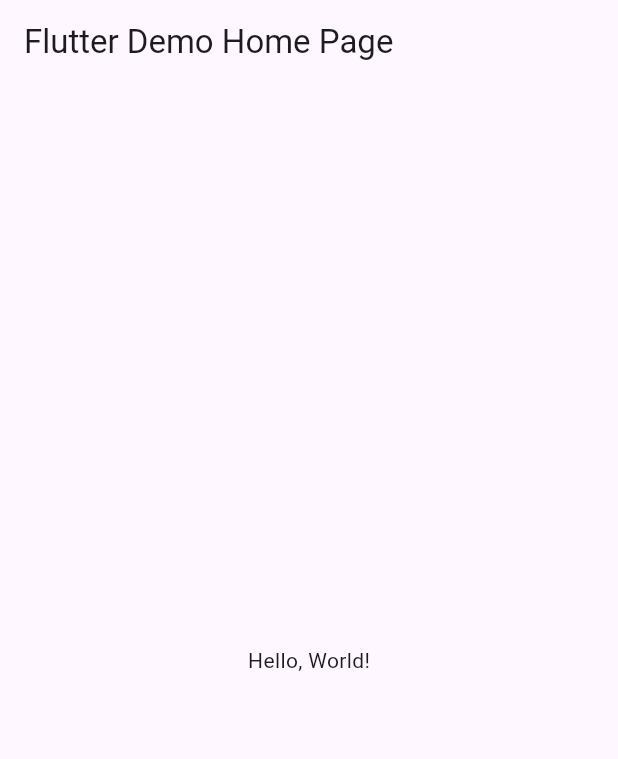
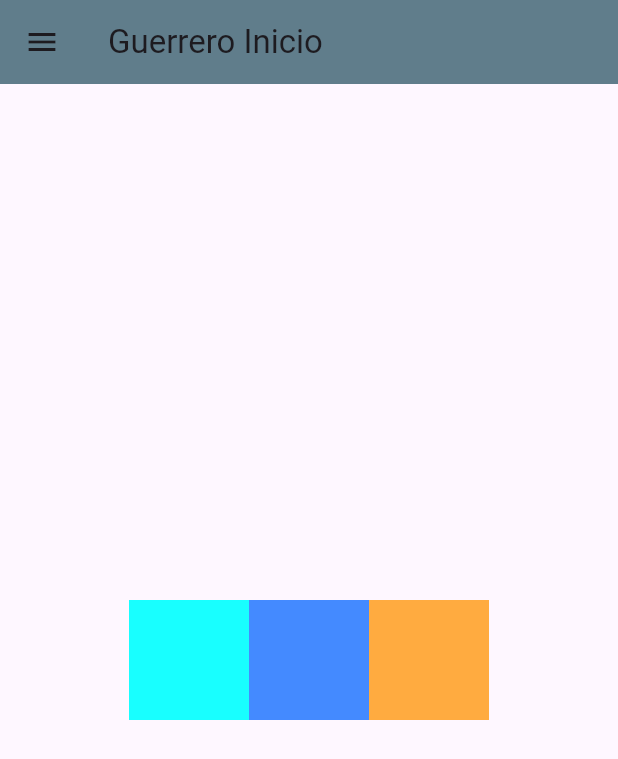
Before and after one commit to GuerreroA128/ull-A4-Drawer, a Flutter app: the screen it shows after launch, on a phone screen of 412 x 824 dp. Shown: the top 759 px of the screen. Run offline on Flutter 3.47's test engine with Material 3 defaults, Android fonts, the phone set to English and light mode, and no system bars.

Commit message:
Add files via upload

```diff
--- /dev/null
+++ b/lib/inicio.dart
@@ -0,0 +1,44 @@
+import 'package:guerrerodrawerv2/drawer_menu.dart';
+import 'package:flutter/material.dart';
+
+class Inicio extends StatelessWidget {
+  static const String routeName = '/inicio';
+
+  @override
+  Widget build(BuildContext context) {
+    return Scaffold(
+      appBar: AppBar(
+        title: Text("Guerrero Inicio"),
+        backgroundColor: Colors.blueGrey,
+      ),
+      drawer: DrawerMenu(),
+      body: Center(
+        child: Row(
+          mainAxisAlignment: MainAxisAlignment.center,
+          mainAxisSize: MainAxisSize.max,
+          crossAxisAlignment: CrossAxisAlignment.center,
+          children: <Widget>[
+            Container(
+              padding: const EdgeInsets.all(0.0),
+              color: Colors.cyanAccent,
+              width: 80.0,
+              height: 80.0,
+            ),
+            Container(
+              padding: const EdgeInsets.all(0.0),
+              color: Colors.blueAccent,
+              width: 80.0,
+              height: 80.0,
+            ),
+            Container(
+              padding: const EdgeInsets.all(0.0),
+              color: Colors.orangeAccent,
+              width: 80.0,
+              height: 80.0,
+            ),
+          ],
+        ),
+      ), // This trailing comma makes auto-formatting nicer for build methods.
+    );
+  }
+}
--- a/lib/main.dart
+++ b/lib/main.dart
@@ -1,43 +1,48 @@
+import 'package:guerrerodrawerv2/movies.dart';
+import 'package:guerrerodrawerv2/profile.dart';
+import 'package:guerrerodrawerv2/pagina5.dart';
+import 'package:guerrerodrawerv2/pagina6.dart';
+import 'package:guerrerodrawerv2/pagina7.dart';
+import 'package:guerrerodrawerv2/pagina8.dart';
 import 'package:flutter/material.dart';
 
-void main() => runApp(MyApp());
+import 'contact.dart';
+import 'inicio.dart';
+
+void main() {
+  runApp(MyApp());
+}
 
 class MyApp extends StatelessWidget {
-  const MyApp({super.key});
+  static const String home = Inicio.routeName;
+  static const String profile = Profile.routeName;
+  static const String movies = Movies.routeName;
+  static const String contacts = Contact.routeName;
+  static const String pagina5 = Paginacinco.routeName;
+  static const String pagina6 = PaginaSeis.routeName;
+  static const String pagina7 = PaginaSiete.routeName;
+  static const String pagina8 = PaginaOcho.routeName;
+
   // This widget is the root of your application.
   @override
   Widget build(BuildContext context) {
     return MaterialApp(
-      // Application name
-      title: 'Flutter Hello World',
-      // Application theme data, you can set the colors for the application as
-      // you want
+      title: 'Ejemplo Drawer Menu',
       theme: ThemeData(
-        // useMaterial3: false,
         primarySwatch: Colors.blue,
+        visualDensity: VisualDensity.adaptivePlatformDensity,
       ),
-      // A widget which will be started on application startup
-      home: MyHomePage(title: 'Flutter Demo Home Page'),
+      routes: {
+        home: (context) => Inicio(),
+        profile: (context) => Profile(),
+        movies: (context) => Movies(),
+        contacts: (context) => Contact(),
+        pagina5: (context) => Paginacinco(),
+        pagina6: (context) => PaginaSeis(),
+        pagina7: (context) => PaginaSiete(),
+        pagina8: (context) => PaginaOcho(),
+      },
+      home: Inicio(),
     );
   }
 }
-
-class MyHomePage extends StatelessWidget {
-  final String title;
-  const MyHomePage({super.key, required this.title});
-
-  @override
-  Widget build(BuildContext context) {
-    return Scaffold(
-      appBar: AppBar(
-        // The title text which will be shown on the action bar
-        title: Text(title),
-      ),
-      body: Center(
-        child: Text(
-          'Hello, World!',
-        ),
-      ),
-    );
-  }
-}
```
Also changed, not shown: lib/contact.dart (added, +43 -0 lines), lib/drawer_menu.dart (added, +95 -0 lines), lib/movies.dart (added, +44 -0 lines), lib/pagina5.dart (added, +44 -0 lines), lib/pagina6.dart (added, +44 -0 lines), lib/pagina7.dart (added, +43 -0 lines), lib/pagina8.dart (added, +44 -0 lines), lib/profile.dart (added, +44 -0 lines).
